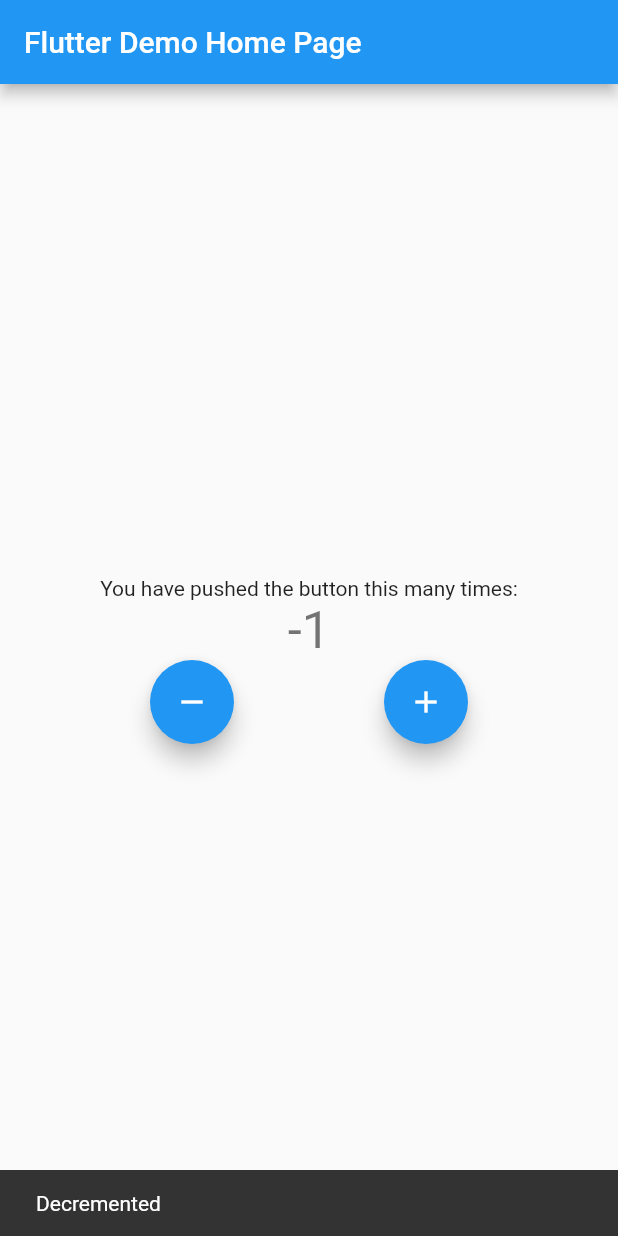
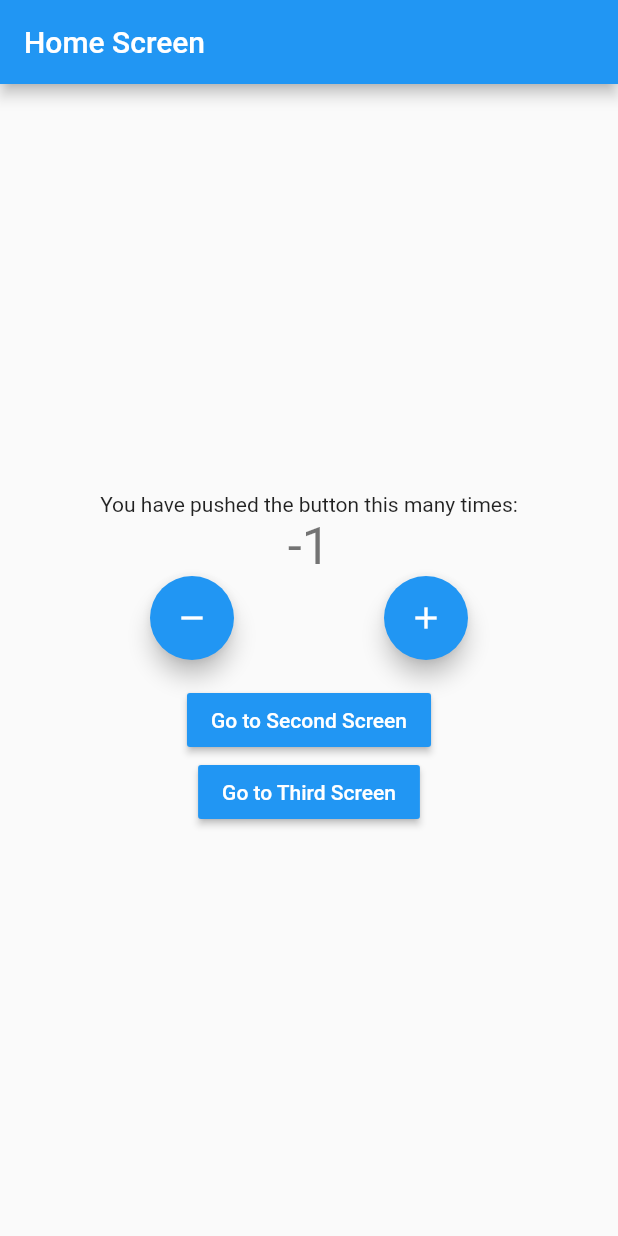
Before and after one commit to strajce/flutter_bloc_example, a Flutter app: the screen it shows after launch, after a tap on the "remove" icon, on a phone screen of 412 x 824 dp. Run offline on Flutter 3.47's test engine with Material 2 defaults, Android fonts, the phone set to English and light mode, and no system bars; our stand-ins replace bloc, equatable, flutter_bloc.

```diff
--- a/lib/counter_state.dart
+++ /dev/null
@@ -1,11 +0,0 @@
-part of 'counter_cubit.dart';
-
-class CounterState {
-  int counterValue;
-  bool? wasIncremented;
-
-  CounterState({
-    required this.counterValue,
-    this.wasIncremented,
-  });
-}
--- a/lib/counter_cubit.dart
+++ b/lib/logic/cubit/counter_cubit.dart
@@ -1,9 +1,13 @@
 import 'package:bloc/bloc.dart';
+import 'package:equatable/equatable.dart';
 
 part 'counter_state.dart';
 
 class CounterCubit extends Cubit<CounterState> {
-  CounterCubit() : super(CounterState(counterValue: 0,));
+  CounterCubit()
+      : super(const CounterState(
+          counterValue: 0,
+        ));
 
   void increment() => emit(CounterState(
         counterValue: state.counterValue + 1,
--- /dev/null
+++ b/lib/logic/cubit/counter_state.dart
@@ -0,0 +1,14 @@
+part of 'counter_cubit.dart';
+
+class CounterState extends Equatable {
+  final int counterValue;
+  final bool? wasIncremented;
+
+  const CounterState({
+    required this.counterValue,
+    this.wasIncremented,
+  });
+
+  @override
+  List<Object?> get props => [counterValue, wasIncremented];
+}
--- /dev/null
+++ b/lib/presentation/main.dart
@@ -0,0 +1,27 @@
+import 'package:flutter/material.dart';
+import 'package:flutter_bloc/flutter_bloc.dart';
+import 'package:flutter_bloc_example/logic/cubit/counter_cubit.dart';
+import 'package:flutter_bloc_example/presentation/router/app_router.dart';
+
+void main() {
+  runApp(MyApp());
+}
+
+class MyApp extends StatelessWidget {
+  final AppRouter _appRouter = AppRouter();
+  MyApp({Key? key}) : super(key: key);
+
+  @override
+  Widget build(BuildContext context) {
+    return BlocProvider<CounterCubit>(
+      create: (context) => CounterCubit(),
+      child: MaterialApp(
+        title: 'Flutter Demo',
+        theme: ThemeData(
+          primarySwatch: Colors.blue,
+        ),
+        onGenerateRoute: _appRouter.onGeneratedRoute,
+      ),
+    );
+  }
+}
--- /dev/null
+++ b/lib/presentation/router/app_router.dart
@@ -0,0 +1,31 @@
+import 'package:flutter/material.dart';
+import 'package:flutter_bloc_example/presentation/screen/home_screen.dart';
+import 'package:flutter_bloc_example/presentation/screen/second_screen.dart';
+import 'package:flutter_bloc_example/presentation/screen/third_screen.dart';
+
+class AppRouter {
+  Route onGeneratedRoute(RouteSettings routeSettings) {
+    switch (routeSettings.name) {
+      case '/':
+        return MaterialPageRoute(
+            builder: (_) => const MyHomeScreen(
+                  title: 'Home Screen',
+                ));
+      case '/second':
+        return MaterialPageRoute(
+            builder: (_) => const SecondScreen(
+                  title: 'Second Screen',
+                ));
+      case '/third':
+        return MaterialPageRoute(
+            builder: (_) => const ThirdScreen(
+                  title: 'Third Screen',
+                ));
+      default:
+        return MaterialPageRoute(
+            builder: (_) => const MyHomeScreen(
+                  title: 'Home Screen',
+                ));
+    }
+  }
+}
--- /dev/null
+++ b/lib/presentation/screen/home_screen.dart
@@ -0,0 +1,114 @@
+import 'dart:developer';
+
+import 'package:flutter/material.dart';
+import 'package:flutter_bloc/flutter_bloc.dart';
+import 'package:flutter_bloc_example/logic/cubit/counter_cubit.dart';
+
+class MyHomeScreen extends StatefulWidget {
+  const MyHomeScreen({Key? key, required this.title}) : super(key: key);
+
+  final String title;
+
+  @override
+  State<MyHomeScreen> createState() => _MyHomeScreenState();
+}
+
+class _MyHomeScreenState extends State<MyHomeScreen> {
+  @override
+  Widget build(BuildContext context) {
+    return Scaffold(
+      appBar: AppBar(
+        title: Text(widget.title),
+      ),
+      body: Center(
+        child: Column(
+          mainAxisAlignment: MainAxisAlignment.center,
+          children: <Widget>[
+            const Text(
+              'You have pushed the button this many times:',
+            ),
+            BlocConsumer<CounterCubit, CounterState>(
+              listener: (context, state) {
+                if (state.wasIncremented == true) {
+                  // ScaffoldMessenger.of(context).showSnackBar(
+                  //   const SnackBar(
+                  //     content: Text(
+                  //       'Incremented',
+                  //     ),
+                  //   ),
+                  // );
+                  log('Incremented');
+                } else if (state.wasIncremented == false) {
+                  // ScaffoldMessenger.of(context).showSnackBar(
+                  //   const SnackBar(
+                  //     content: Text(
+                  //       'Decremented',
+                  //     ),
+                  //   ),
+                  // );
+                  log('Decremented');
+                }
+              },
+              builder: (context, state) {
+                return Text(
+                  state.counterValue.toString(),
+                  style: Theme.of(context).textTheme.headline4,
+                );
+              },
+            ),
+            Row(
+              mainAxisAlignment: MainAxisAlignment.spaceEvenly,
+              children: [
+                FloatingActionButton(
+                  onPressed: () {
+                    BlocProvider.of<CounterCubit>(context).decrement();
+                  },
+                  tooltip: 'Decrement',
+                  child: const Icon(Icons.remove),
+                  heroTag: 'decremented',
+                ),
+                FloatingActionButton(
+                  onPressed: () {
+                    BlocProvider.of<CounterCubit>(context).increment();
+                  },
+                  tooltip: 'Increment',
+                  child: const Icon(Icons.add),
+                  heroTag: 'incremented',
+                ),
+              ],
+            ),
+            const SizedBox(
+              height: 16,
+            ),
+            MaterialButton(
+              onPressed: () {
+                Navigator.of(context).pushNamed('/second');
+              },
+              color: Colors.blue,
+              child: const Text(
+                'Go to Second Screen',
+                style: TextStyle(
+                  color: Colors.white,
+                ),
+              ),
+            ),
+            MaterialButton(
+              onPressed: () {
+                Navigator.of(context).pushNamed(
+                  '/third',
+                );
+              },
+              color: Colors.blue,
+              child: const Text(
+                'Go to Third Screen',
+                style: TextStyle(
+                  color: Colors.white,
+                ),
+              ),
+            ),
+          ],
+        ),
+      ),
+    );
+  }
+}
--- a/lib/main.dart
+++ b/lib/presentation/screen/second_screen.dart
@@ -1,47 +1,19 @@
+import 'dart:developer';
+
 import 'package:flutter/material.dart';
 import 'package:flutter_bloc/flutter_bloc.dart';
-import 'package:flutter_bloc_example/counter_cubit.dart';
+import 'package:flutter_bloc_example/logic/cubit/counter_cubit.dart';
 
-void main() {
-  runApp(const MyApp());
-}
-
-class MyApp extends StatelessWidget {
-  const MyApp({Key? key}) : super(key: key);
-
-  @override
-  Widget build(BuildContext context) {
-    return BlocProvider<CounterCubit>(
-      create: (context) => CounterCubit(),
-      child: MaterialApp(
-        title: 'Flutter Demo',
-        theme: ThemeData(
-          primarySwatch: Colors.blue,
-        ),
-        home: const MyHomePage(title: 'Flutter Demo Home Page'),
-      ),
-    );
-  }
-}
-
-class MyHomePage extends StatefulWidget {
-  const MyHomePage({Key? key, required this.title}) : super(key: key);
+class SecondScreen extends StatefulWidget {
+  const SecondScreen({Key? key, required this.title}) : super(key: key);
 
   final String title;
 
   @override
-  State<MyHomePage> createState() => _MyHomePageState();
+  State<SecondScreen> createState() => _SecondScreenState();
 }
 
-class _MyHomePageState extends State<MyHomePage> {
-  int _counter = 0;
-
-  // void _incrementCounter() {
-  //   setState(() {
-  //     _counter++;
-  //   });
-  // }
-
+class _SecondScreenState extends State<SecondScreen> {
   @override
   Widget build(BuildContext context) {
     return Scaffold(
@@ -58,21 +30,23 @@ class _MyHomePageState extends State<MyHomePage> {
             BlocConsumer<CounterCubit, CounterState>(
               listener: (context, state) {
                 if (state.wasIncremented == true) {
-                  ScaffoldMessenger.of(context).showSnackBar(
-                    const SnackBar(
-                      content: Text(
-                        'Incremented',
-                      ),
-                    ),
-                  );
+                  // ScaffoldMessenger.of(context).showSnackBar(
+                  //   const SnackBar(
+                  //     content: Text(
+                  //       'Incremented',
+                  //     ),
+                  //   ),
+                  // );
+                  log('Incremented');
                 } else if (state.wasIncremented == false) {
-                  ScaffoldMessenger.of(context).showSnackBar(
-                    const SnackBar(
-                      content: Text(
-                        'Decremented',
-                      ),
-                    ),
-                  );
+                  // ScaffoldMessenger.of(context).showSnackBar(
+                  //   const SnackBar(
+                  //     content: Text(
+                  //       'Decremented',
+                  //     ),
+                  //   ),
+                  // );
+                  log('Decremented');
                 }
               },
               builder: (context, state) {
@@ -91,6 +65,7 @@ class _MyHomePageState extends State<MyHomePage> {
                   },
                   tooltip: 'Decrement',
                   child: const Icon(Icons.remove),
+                  heroTag: 'decremented',
                 ),
                 FloatingActionButton(
                   onPressed: () {
@@ -98,9 +73,25 @@ class _MyHomePageState extends State<MyHomePage> {
                   },
                   tooltip: 'Increment',
                   child: const Icon(Icons.add),
+                  heroTag: 'incremented',
                 ),
               ],
-            )
+            ),
+            const SizedBox(
+              height: 16,
+            ),
+            MaterialButton(
+              onPressed: () {
+                Navigator.of(context).pop();
+              },
+              color: Colors.blue,
+              child: const Text(
+                'Go to Home Screen',
+                style: TextStyle(
+                  color: Colors.white,
+                ),
+              ),
+            ),
           ],
         ),
       ),
--- a/pubspec.yaml
+++ b/pubspec.yaml
@@ -12,6 +12,7 @@ dependencies:
   flutter:
     sdk: flutter
   flutter_bloc: ^8.0.1
+  equatable: ^2.0.3
 
 
 
```
Also changed, not shown: lib/presentation/screen/third_screen.dart (added, +100 -0 lines), pubspec.lock, 1 other file.
